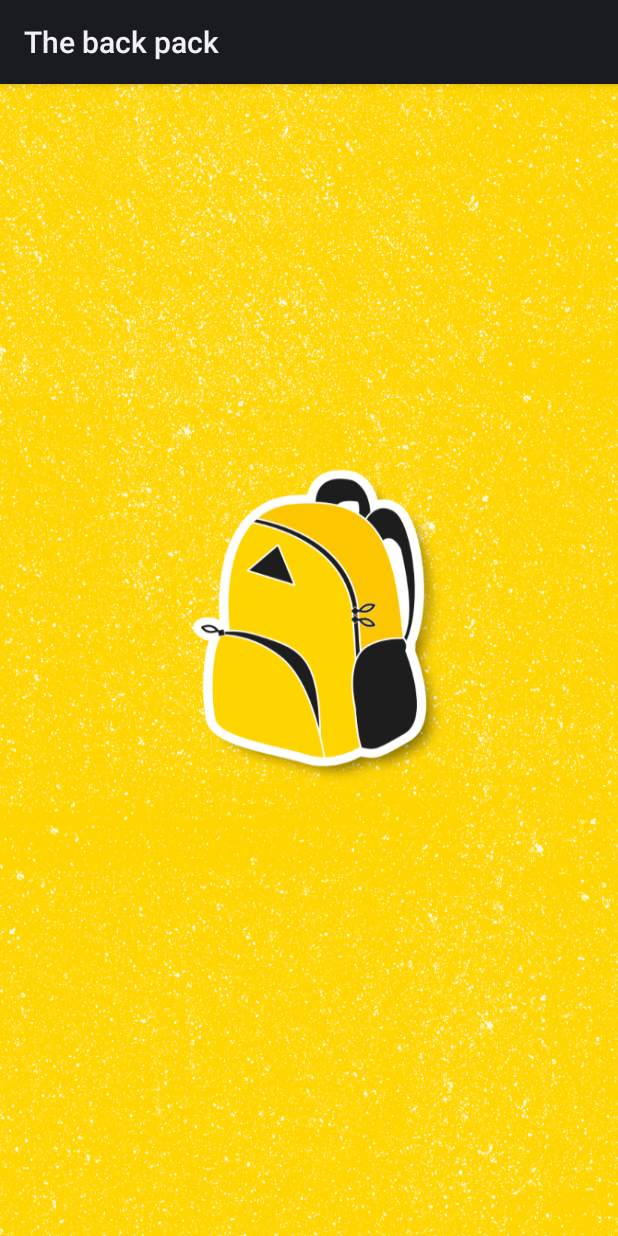
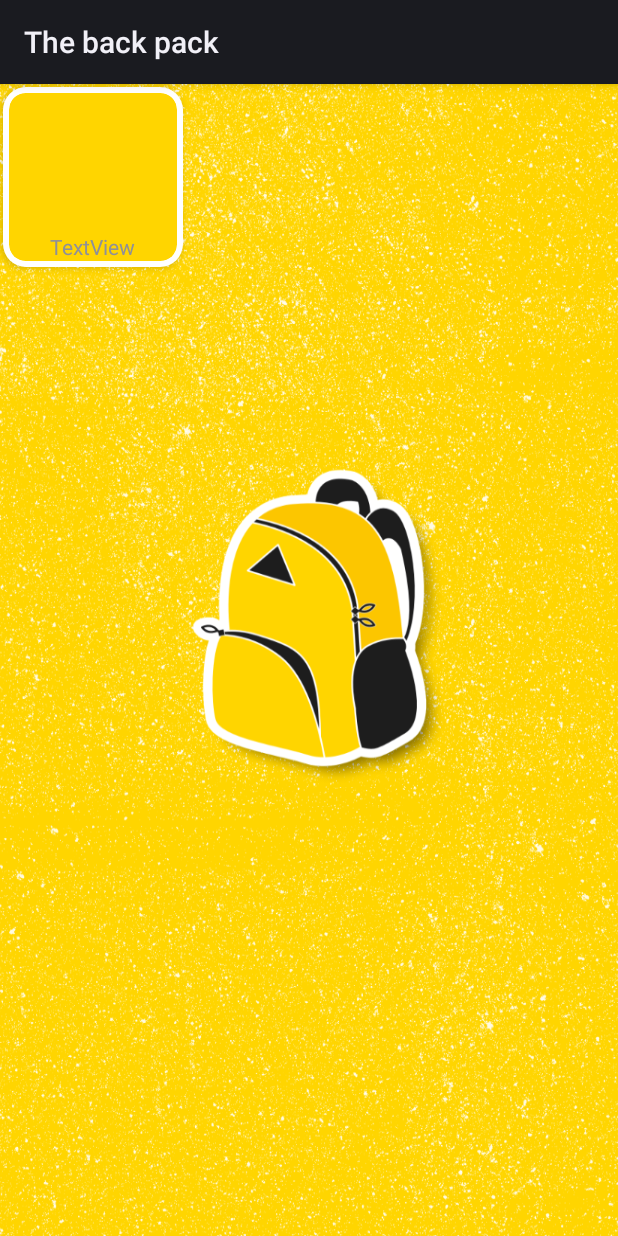
Before and after one commit to NeroStarx/TheBackPackProb, an Android app: the layout item.xml on its own in the app's theme, with its tools: preview values and no code run, on a phone screen of 412 x 824 dp. Run offline under Robolectric (Android 15) with nearby library versions, the phone set to English and light mode, and no system bars.

Commit message:
updated adapter layout, added pack size

```diff
--- a/app/src/main/java/com/nerostarx/thebackpack/adapters/ItemAdapter.kt
+++ b/app/src/main/java/com/nerostarx/thebackpack/adapters/ItemAdapter.kt
@@ -6,8 +6,10 @@ import android.view.ViewGroup
 import androidx.recyclerview.widget.RecyclerView
 import com.nerostarx.thebackpack.R
 import com.nerostarx.thebackpack.model.Item
+import com.nerostarx.thebackpack.viewModel.MainViewModel
 
-class ItemAdapter(private val ItemsList: ArrayList<Item>):RecyclerView.Adapter<ItemAdapter.ItemHolder>() {
+class ItemAdapter(private val viewModel: MainViewModel)
+    :RecyclerView.Adapter<ItemAdapter.ItemHolder>() {
 
     class ItemHolder(itemView : View):RecyclerView.ViewHolder(itemView) {
 
@@ -24,5 +26,5 @@ class ItemAdapter(private val ItemsList: ArrayList<Item>):RecyclerView.Adapter<I
 
     }
 
-    override fun getItemCount(): Int = ItemsList.size
+    override fun getItemCount(): Int = 20
 }
--- /dev/null
+++ b/app/src/main/res/drawable/corneredlayout.xml
@@ -0,0 +1,5 @@
+<?xml version="1.0" encoding="utf-8"?>
+<shape xmlns:android="http://schemas.android.com/apk/res/android">
+    <solid android:color="@color/white"/>
+    <corners android:radius="15dp"/>
+</shape>
--- a/app/src/main/res/layout/item.xml
+++ b/app/src/main/res/layout/item.xml
@@ -1,7 +1,39 @@
 <?xml version="1.0" encoding="utf-8"?>
-<androidx.constraintlayout.widget.ConstraintLayout
-    xmlns:android="http://schemas.android.com/apk/res/android"
-    android:layout_width="match_parent"
-    android:layout_height="match_parent">
+<androidx.constraintlayout.widget.ConstraintLayout xmlns:android="http://schemas.android.com/apk/res/android"
+    xmlns:app="http://schemas.android.com/apk/res-auto"
+    android:layout_width="120dp"
+    android:layout_height="120dp"
+    android:layout_margin="2dp"
+    android:elevation="3dp"
+    android:background="@drawable/corneredlayout">
 
+    <androidx.cardview.widget.CardView
+        android:layout_width="match_parent"
+        android:layout_height="0dp"
+        android:layout_marginStart="4dp"
+        android:layout_marginTop="4dp"
+        android:layout_marginEnd="4dp"
+        android:layout_marginBottom="4dp"
+        app:cardBackgroundColor="@color/yellow"
+        app:cardCornerRadius="11dp"
+        app:cardElevation="0dp"
+        app:layout_constraintBottom_toBottomOf="parent"
+        app:layout_constraintEnd_toEndOf="parent"
+        app:layout_constraintStart_toStartOf="parent"
+        app:layout_constraintTop_toTopOf="parent">
+
+        <ImageView
+            android:id="@+id/imageView3"
+            android:layout_width="wrap_content"
+            android:layout_height="wrap_content"
+            android:layout_gravity="center|top"
+            app:srcCompat="@drawable/ic_launcher_foreground" />
+
+        <TextView
+            android:id="@+id/textView2"
+            android:layout_width="wrap_content"
+            android:layout_height="wrap_content"
+            android:layout_gravity="bottom|center"
+            android:text="TextView" />
+    </androidx.cardview.widget.CardView>
 </androidx.constraintlayout.widget.ConstraintLayout>
```
Also changed, not shown: app/src/main/java/com/nerostarx/thebackpack/view/ui/SelectionFragment.kt (+11 -1 lines), app/src/main/java/com/nerostarx/thebackpack/view/ui/WelcomeFragment.kt (+6 -3 lines), app/src/main/java/com/nerostarx/thebackpack/viewModel/MainViewModel.kt (+9 -0 lines), app/src/main/res/layout/fragment_selection.xml (+6 -3 lines), app/src/main/res/layout/fragment_welcome.xml (+22 -1 lines).
